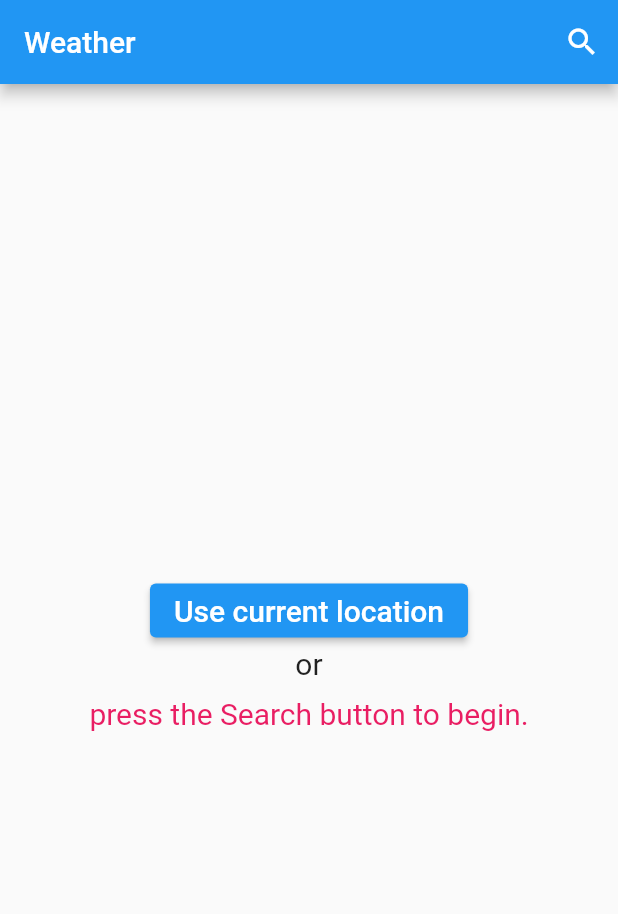
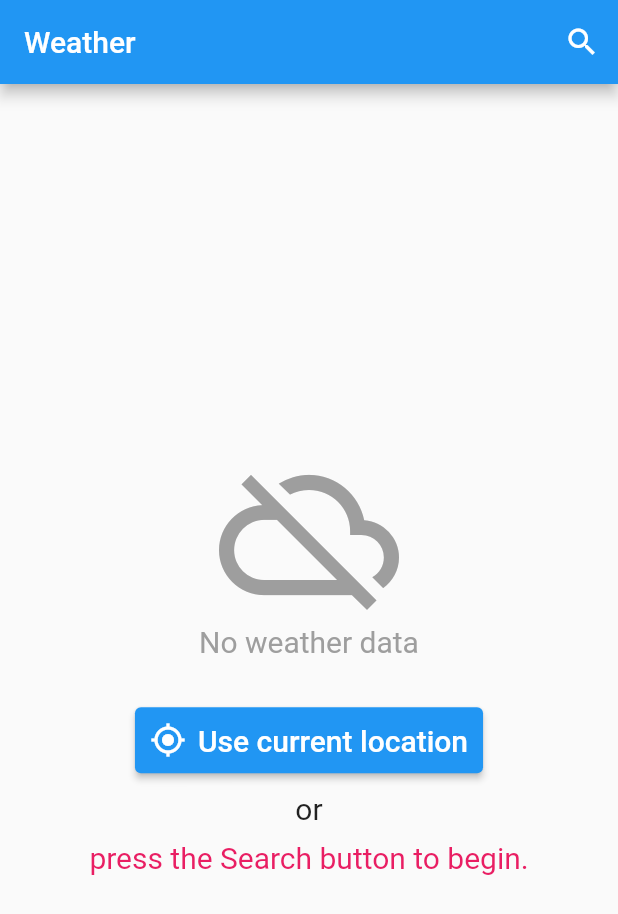
Before and after one commit to cyliong/weather-cross-platform, a Flutter app: the screen it shows after launch, on a phone screen of 412 x 824 dp. Shown: the top 914 px of the screen. Run offline on Flutter 3.47's test engine with Material 2 defaults, Android fonts, the phone set to English and light mode, and no system bars; our stand-ins replace geolocator; generated files the repository leaves out were written again.

Commit message:
Re-arrange home page layout

```diff
--- a/lib/page/home_page.dart
+++ b/lib/page/home_page.dart
@@ -101,18 +101,42 @@ class _HomePageState extends State<HomePage> {
   Column _buildEmptyView() {
     return Column(
       children: [
-        ElevatedButton(
+        Icon(
+          Icons.cloud_off,
+          size: 120,
+          color: Colors.grey,
+        ),
+        Text(
+          'No weather data',
+          style: TextStyle(
+            fontSize: 20,
+            color: Colors.grey,
+          ),
+        ),
+        const SizedBox(
+          height: 30,
+        ),
+        ElevatedButton.icon(
           onPressed: () {
             setState(() {
               _weatherFuture = _weatherService.getWeatherByCurrentLocation();
             });
           },
-          child: const Text(
+          icon: const Icon(
+            Icons.my_location,
+          ),
+          label: const Text(
             'Use current location',
             style: TextStyle(
               fontSize: 20,
             ),
           ),
+          style: ElevatedButton.styleFrom(
+            padding: EdgeInsets.all(10),
+          ),
+        ),
+        const SizedBox(
+          height: 10,
         ),
         const Text(
           'or',
@@ -120,16 +144,14 @@ class _HomePageState extends State<HomePage> {
             fontSize: 20,
           ),
         ),
-        const Padding(
-          padding: const EdgeInsets.symmetric(
-            vertical: 10,
-          ),
-          child: const Text(
-            'press the Search button to begin.',
-            style: TextStyle(
-              fontSize: 20,
-              color: Colors.pink,
-            ),
+        const SizedBox(
+          height: 10,
+        ),
+        const Text(
+          'press the Search button to begin.',
+          style: TextStyle(
+            fontSize: 20,
+            color: Colors.pink,
           ),
         ),
       ],
```
